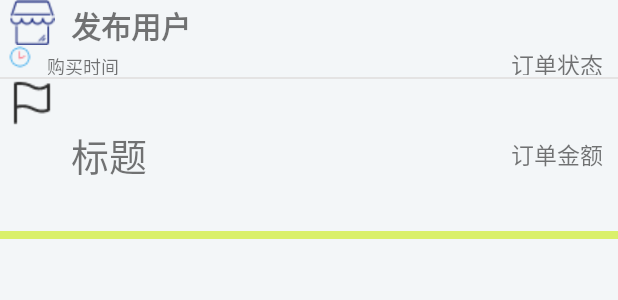
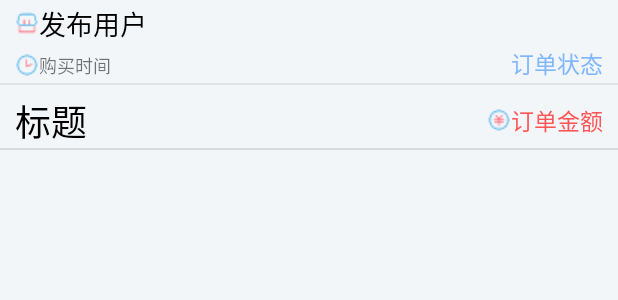
Before and after one commit to baifan666/MyApplication, an Android app: the layout orders_item.xml on its own in the app's theme, with its tools: preview values and no code run, on a phone screen of 412 x 824 dp. Shown: the top 300 px of the screen. Run offline under Robolectric (Android 15) with nearby library versions, the phone set to English and light mode, and no system bars.

Commit message:
修改部分界面ui

```diff
--- a/app/src/main/java/com/example/baifan/myapplication/activity/RecordActivity.java
+++ b/app/src/main/java/com/example/baifan/myapplication/activity/RecordActivity.java
@@ -72,7 +72,11 @@ public class RecordActivity extends Activity {
         refreshLayout.setOnRefreshListener(new OnRefreshListener() {
             @Override
             public void onRefresh(RefreshLayout refreshlayout) {
-                myreadAll(username); //从服务端读取所有兑换记录
+                if(flag == 0 ) {
+                    myreadAll(username);//从服务端读取当前用户所有兑换记录
+                }else {
+                    readAll();   //从服务端读取所有用户的兑换记录
+                }
                 myDHJLAdapter.notifyDataSetChanged();
             }
         });
--- a/app/src/main/java/com/example/baifan/myapplication/adapter/GoodsAdapter.java
+++ b/app/src/main/java/com/example/baifan/myapplication/adapter/GoodsAdapter.java
@@ -9,7 +9,9 @@ import android.widget.TextView;
 
 import com.example.baifan.myapplication.model.GoodsInfo;
 import com.example.baifan.myapplication.R;
+import com.example.baifan.myapplication.utils.TimeUtil;
 
+import java.text.SimpleDateFormat;
 import java.util.List;
 
 /**
@@ -45,7 +47,7 @@ public class GoodsAdapter extends ArrayAdapter<GoodsInfo> {
         TextView title = ( TextView )view.findViewById(R.id.title);
 
         username.setText(info.getUsername());
-        publish_time.setText(info.getPublish_time());
+        publish_time.setText(TimeUtil.getTimeFormatText(info.getPublish_time()));
         title.setText(info.getTitle());
 
         return view;
--- a/app/src/main/java/com/example/baifan/myapplication/adapter/MyGoodsAdapter.java
+++ b/app/src/main/java/com/example/baifan/myapplication/adapter/MyGoodsAdapter.java
@@ -37,14 +37,11 @@ public class MyGoodsAdapter  extends ArrayAdapter<GoodsInfo> {
         else{
             view = convertView;
         }
-        // 内容
-        TextView content = ( TextView )view.findViewById(R.id.content);
         // 发布时间
         TextView publish_time =( TextView )view.findViewById(R.id.publish_time);
         // 标题
         TextView title = ( TextView )view.findViewById(R.id.title);
 
-        content.setText(info.getContent());
         publish_time.setText(info.getPublish_time());
         title.setText(info.getTitle());
 
--- a/app/src/main/res/layout/orders_item.xml
+++ b/app/src/main/res/layout/orders_item.xml
@@ -7,53 +7,42 @@
 
     <LinearLayout
         android:layout_width="match_parent"
-        android:layout_height="30dp"
+        android:layout_height="wrap_content"
+        android:layout_marginTop="2dp"
         android:orientation="horizontal">
-        <ImageView
-            android:id="@+id/iv_seller"
-            android:layout_width="wrap_content"
-            android:layout_height="wrap_content"
-            android:paddingLeft="5dp"
-            android:paddingRight="10dp"
-            android:src="@drawable/maijia"/>
-
         <TextView
             android:id="@+id/seller"
             android:layout_width="wrap_content"
             android:layout_height="wrap_content"
-            android:textSize="20dp"
-            android:paddingTop="2dp"
-            android:textStyle="bold"
+            android:drawableStart="@drawable/maijia"
+            android:layout_marginLeft="10dp"
+            android:textSize="18dp"
+            android:textColor="#000000"
             android:text="发布用户"/>
     </LinearLayout>
 
 
     <LinearLayout
         android:layout_width="match_parent"
-        android:layout_height="20dp"
+        android:layout_height="wrap_content"
+        android:layout_marginTop="1dp"
         android:orientation="horizontal">
-        <ImageView
-            android:id="@+id/iv_ordertime"
-            android:layout_width="wrap_content"
-            android:layout_height="wrap_content"
-            android:paddingLeft="5dp"
-            android:paddingRight="10dp"
-            android:src="@drawable/publish_time"/>
         <TextView
             android:id="@+id/ordertime"
             android:layout_width="wrap_content"
             android:layout_height="wrap_content"
+            android:layout_marginLeft="10dp"
+            android:drawableStart="@drawable/publish_time"
             android:textSize="12dp"
-            android:paddingTop="2dp"
             android:text="购买时间"/>
         <TextView
             android:id="@+id/isfinish"
             android:layout_width="match_parent"
             android:layout_height="wrap_content"
             android:textSize="15dp"
-            android:paddingTop="1dp"
-            android:paddingRight="10dp"
+            android:layout_marginRight="10dp"
             android:gravity="right"
+            android:textColor="#7eb6ff"
             android:text="订单状态"/>
     </LinearLayout>
     <ImageView
@@ -63,42 +52,38 @@
         android:src="#E4E3E3" />
     <LinearLayout
         android:layout_width="match_parent"
-        android:layout_height="100dp"
+        android:layout_height="wrap_content"
+        android:layout_marginTop="6dp"
         android:orientation="horizontal">
-        <ImageView
-            android:id="@+id/iv_title"
+        <TextView
+            android:id="@+id/title"
             android:layout_width="wrap_content"
             android:layout_height="wrap_content"
-            android:paddingLeft="5dp"
-            android:paddingRight="10dp"
-            android:src="@drawable/title"/>
-        <TextView
-            android:id="@+id/title"
-            android:layout_width="0dp"
-            android:layout_height="wrap_content"
-            android:layout_weight="3"
-            android:textSize="25dp"
-            android:paddingTop="2dp"
+            android:layout_weight="1"
+            android:textSize="24dp"
             android:ellipsize="end"
             android:singleLine="true"
             android:layout_gravity="center"
+            android:layout_marginLeft="10dp"
+            android:layout_marginRight="10dp"
+            android:textColor="#000000"
             android:text="标题"/>
         <TextView
             android:id="@+id/money"
-            android:layout_width="0dp"
+            android:layout_width="wrap_content"
             android:layout_height="wrap_content"
-            android:layout_weight="1"
+            android:drawableStart="@drawable/price"
+            android:layout_weight="0"
             android:textSize="15dp"
-            android:paddingTop="1dp"
-            android:paddingRight="10dp"
+            android:layout_marginRight="10dp"
             android:gravity="right"
             android:layout_gravity="center"
+            android:textColor="#ff5555"
             android:text="订单金额"/>
     </LinearLayout>
     <ImageView
         android:layout_width="match_parent"
-        android:layout_height="5dp"
-        android:layout_marginTop="1dp"
-        android:src="#daf06a" />
+        android:layout_height="1dp"
+        android:background="#dadada"/>
 
 </LinearLayout>
--- a/app/src/main/res/layout/record_item.xml
+++ b/app/src/main/res/layout/record_item.xml
@@ -30,7 +30,7 @@
             android:gravity="right"
             android:textColor="#91bbff"
             android:textSize="16dp"
-            android:layout_marginRight="50dp"
+            android:layout_marginRight="20dp"
             android:layout_marginTop="2dp"
             android:text="兑换时间"/>
     </LinearLayout>
@@ -75,7 +75,7 @@
             android:layout_width="wrap_content"
             android:layout_height="wrap_content"
             android:layout_weight="0"
-            android:layout_marginRight="50dp"
+            android:layout_marginRight="20dp"
             android:drawableLeft="@drawable/shoujihaoma"
             android:gravity="right"
             android:textSize="16dp"
```
Also changed, not shown: app/src/main/java/com/example/baifan/myapplication/utils/TimeUtil.java (added, +56 -0 lines), app/src/main/res/layout/mygoods_item.xml (+27 -57 lines), app/src/main/res/layout/sell_item.xml (+27 -42 lines), app/src/main/res/drawable/goumaizhe.png, app/src/main/res/drawable/maijia.png.
